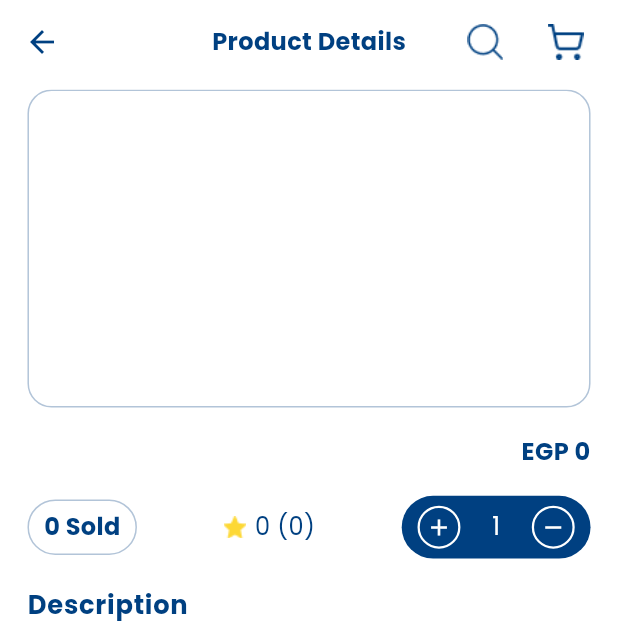
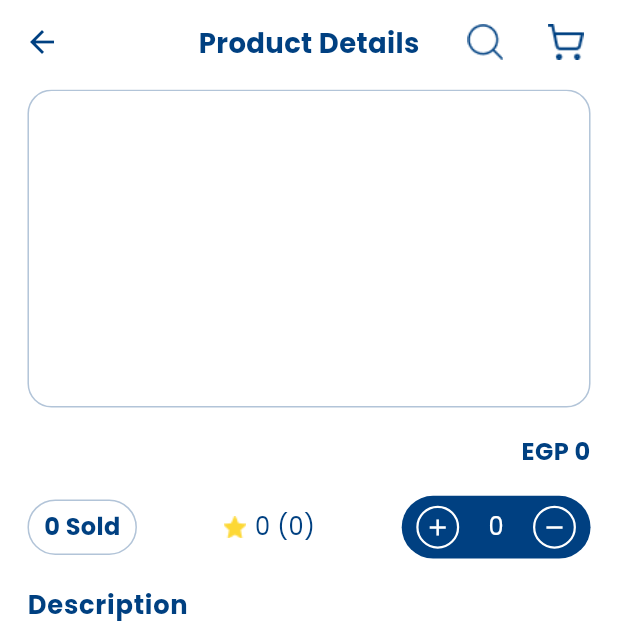
Before and after one commit to amrabdalsattar/ecommerce_app, a Flutter app: the ProductDetails screen opened directly with empty values, on a phone screen of 412 x 824 dp. Shown: the top 638 px of the screen. Run offline on Flutter 3.47's test engine with Material 3 defaults, Android fonts, the phone set to English and light mode, and no system bars; drawn by our look-alikes of carousel_slider, readmore, smooth_page_indicator; our stand-ins replace cached_network_image, dartz, dio, flutter_bloc, flutter_screenutil, fluttertoast and 4 more; accounts and stored records are empty.

Commit message:
- Edited showLoading Function - Finished Increment and Decrement Button - Finished Product Details - Added Cart Screen

```diff
--- a/lib/data/models/responses/products_responses/cart_response.dart
+++ b/lib/data/models/responses/products_responses/cart_response.dart
@@ -52,7 +52,7 @@ class CartProduct {
     price = json['price'];
   }
 
-  int? count;
+  num? count;
   String? id;
   ProductDM? product;
   int? price;
--- a/lib/main.dart
+++ b/lib/main.dart
@@ -8,6 +8,7 @@ import 'domain/di/di.dart';
 import 'presentation/screens/auth_screens/login_screen/login_screen.dart';
 import 'presentation/screens/auth_screens/register_screen/register_screen.dart';
 import 'presentation/screens/main_screen/main_screen.dart';
+import 'presentation/screens/main_screen/main_screen_components/cart/cart_screen.dart';
 import 'presentation/tabs/home_tab/home_tab_components/products/product_details.dart';
 import 'utils/app_themes.dart';
 
@@ -35,6 +36,7 @@ class ECommerceApp extends StatelessWidget {
           LoginScreen.routeName: (_) => const LoginScreen(),
           MainScreen.routeName: (_) => const MainScreen(),
           ProductDetails.routeName: (_) => const ProductDetails(),
+          CartScreen.routeName: (_) => const CartScreen(),
         },
         initialRoute: CacheData.getData(key: "token") == null
             ? LoginScreen.routeName
--- a/lib/presentation/shared_components/app_bars/inner_screens_app_bar.dart
+++ b/lib/presentation/shared_components/app_bars/inner_screens_app_bar.dart
@@ -4,23 +4,31 @@ import 'package:flutter/material.dart';
 import 'package:flutter_screenutil/flutter_screenutil.dart';
 
 class InnerScreensAppBar extends StatelessWidget {
-  const InnerScreensAppBar({super.key});
+  final bool isForCartScreen;
+  final String title;
+
+  const InnerScreensAppBar(
+      {super.key, this.isForCartScreen = false, required this.title});
 
   @override
   Widget build(BuildContext context) {
     return AppBar(
       title: Text(
-        "Product Details",
+        title,
         style: Theme.of(context)
             .textTheme
             .bodyMedium!
-            .copyWith(fontWeight: FontWeight.bold),
+            .copyWith(fontWeight: FontWeight.bold, fontSize: 16.sp),
       ),
       centerTitle: true,
       actions: [
-        const SearchIcon(size: 20,),
-        SizedBox(width: 20.w,),
-        const CartIcon(size: 20),
+        const SearchIcon(
+          size: 20,
+        ),
+        SizedBox(
+          width: 20.w,
+        ),
+        isForCartScreen ? Container() : const CartIcon(size: 20),
       ],
     );
   }
--- a/lib/presentation/shared_components/icons/cart_icon.dart
+++ b/lib/presentation/shared_components/icons/cart_icon.dart
@@ -1,3 +1,5 @@
+import 'package:ecommerce_app/presentation/screens/main_screen/main_screen_components/cart/cart_screen.dart';
+import 'package:ecommerce_app/utils/app_colors.dart';
 import 'package:flutter/material.dart';
 import 'package:flutter_screenutil/flutter_screenutil.dart';
 
@@ -11,6 +13,12 @@ class CartIcon extends StatelessWidget {
   Widget build(BuildContext context) {
     return Container(
         margin: EdgeInsets.only(right: 20.w),
-        child: Image.asset(AppAssets.cartIcon, height: size.h,));
+        child: InkWell(
+            onTap: (){
+              Navigator.pushNamed(context, CartScreen.routeName);
+            },
+            splashColor: AppColors.liteGrey,
+            borderRadius: BorderRadius.circular(10),
+            child: Image.asset(AppAssets.cartIcon, height: size.h,)));
   }
 }
--- a/lib/presentation/shared_components/increment_and_decrement_button.dart
+++ b/lib/presentation/shared_components/increment_and_decrement_button.dart
@@ -1,3 +1,5 @@
+import 'package:ecommerce_app/data/models/responses/products_responses/products_response.dart';
+import 'package:ecommerce_app/presentation/view_model/cart_view_model.dart';
 import 'package:ecommerce_app/presentation/view_model/product_view_models/product_details_view_model.dart';
 import 'package:ecommerce_app/utils/app_colors.dart';
 import 'package:flutter/material.dart';
@@ -5,7 +7,14 @@ import 'package:flutter_screenutil/flutter_screenutil.dart';
 
 class IncrementAndDecrementButton extends StatelessWidget {
   final ProductDetailsViewModel viewModel;
-  const IncrementAndDecrementButton({super.key, required this.viewModel});
+  final CartViewModel cartViewModel;
+  final ProductDM product;
+
+  const IncrementAndDecrementButton(
+      {super.key,
+      required this.viewModel,
+      required this.cartViewModel,
+      required this.product});
 
   @override
   Widget build(BuildContext context) {
@@ -18,15 +27,15 @@ class IncrementAndDecrementButton extends StatelessWidget {
         mainAxisAlignment: MainAxisAlignment.spaceAround,
         children: [
           GestureDetector(
-            onTap: (){
-              viewModel.increaseNumberOfItems();
+            onTap: () {
+              viewModel.increaseNumberOfItems(cartViewModel, product.id!);
             },
             child: Container(
               width: 25.sp,
               height: 25.sp,
               decoration: BoxDecoration(
                   border: Border.all(color: AppColors.white, width: 1.5),
-              borderRadius: BorderRadius.circular(20)),
+                  borderRadius: BorderRadius.circular(20)),
               child: const Icon(
                 Icons.add,
                 color: AppColors.white,
@@ -35,12 +44,12 @@ class IncrementAndDecrementButton extends StatelessWidget {
             ),
           ),
           Text(
-            "${viewModel.numberOfItems}",
+            "${cartViewModel.isInCart(product)?.count??0}",
             style: const TextStyle(color: AppColors.white),
           ),
           GestureDetector(
-            onTap: (){
-              viewModel.decreaseNumberOfItems();
+            onTap: () {
+              viewModel.decreaseNumberOfItems(cartViewModel, product.id!);
             },
             child: Container(
               width: 25.sp,
--- a/lib/presentation/tabs/home_tab/home_tab_components/products/product_details.dart
+++ b/lib/presentation/tabs/home_tab/home_tab_components/products/product_details.dart
@@ -3,8 +3,10 @@ import 'package:ecommerce_app/presentation/shared_components/app_bars/inner_scre
 import 'package:ecommerce_app/presentation/shared_components/buttons/methods_button.dart';
 import 'package:ecommerce_app/presentation/shared_components/increment_and_decrement_button.dart';
 import 'package:ecommerce_app/presentation/shared_components/slider_widget.dart';
+import 'package:ecommerce_app/presentation/view_model/cart_view_model.dart';
 import 'package:ecommerce_app/presentation/view_model/product_view_models/product_details_view_model.dart';
 import 'package:ecommerce_app/utils/app_colors.dart';
+import 'package:ecommerce_app/utils/dialog_utils.dart';
 import 'package:ecommerce_app/utils/ui_logic_functions.dart';
 import 'package:flutter/material.dart';
 import 'package:flutter_bloc/flutter_bloc.dart';
@@ -22,11 +24,12 @@ class ProductDetails extends StatelessWidget {
   @override
   Widget build(BuildContext context) {
     ProductDetailsViewModel viewModel = getIt<ProductDetailsViewModel>();
-    var args = ModalRoute.of(context)!.settings.arguments as ProductDM;
+    CartViewModel cartViewModel = BlocProvider.of(context);
+    var product = ModalRoute.of(context)!.settings.arguments as ProductDM;
     return Scaffold(
       appBar: PreferredSize(
         preferredSize: Size.fromHeight(50.h),
-        child: const InnerScreensAppBar(),
+        child: const InnerScreensAppBar(title: "Product Details",),
       ),
       body: BlocBuilder<ProductDetailsViewModel, dynamic>(
         bloc: viewModel,
@@ -41,7 +44,7 @@ class ProductDetails extends StatelessWidget {
                 child: ListView(
                   children: [
                     SliderWidget(
-                      images: args.images!,
+                      images: product.images!,
                       viewModel: viewModel,
                     ),
                     SizedBox(
@@ -53,7 +56,7 @@ class ProductDetails extends StatelessWidget {
                         Expanded(
                             flex: 7,
                             child: Text(
-                              args.title!,
+                              product.title!,
                               style: Theme.of(context)
                                   .textTheme
                                   .bodyMedium!
@@ -62,7 +65,7 @@ class ProductDetails extends StatelessWidget {
                         Expanded(
                             flex: 3,
                             child: Text(
-                              "EGP ${numbersFormat(args.price!)}",
+                              "EGP ${numbersFormat(product.price!)}",
                               style: Theme.of(context)
                                   .textTheme
                                   .bodyMedium!
@@ -84,7 +87,7 @@ class ProductDetails extends StatelessWidget {
                                 border: Border.all(color: AppColors.liteBlue),
                                 borderRadius: BorderRadius.circular(20)),
                             child: Text(
-                              "${numbersFormat(args.sold!)} Sold",
+                              "${numbersFormat(product.sold!)} Sold",
                               style: Theme.of(context)
                                   .textTheme
                                   .bodyMedium!
@@ -98,10 +101,16 @@ class ProductDetails extends StatelessWidget {
                               width: 5.w,
                             ),
                             Text(
-                                "${args.ratingsAverage!} (${args.ratingsQuantity})"),
+                                "${product.ratingsAverage!} (${product.ratingsQuantity})"),
                           ],
                         ),
-                        IncrementAndDecrementButton(viewModel: viewModel)
+                        Visibility(
+                            visible: cartViewModel.isInCart(product) == null,
+                            child: IncrementAndDecrementButton(
+                              viewModel: viewModel,
+                              cartViewModel: cartViewModel,
+                              product: product,
+                            ))
                       ],
                     ),
                     SizedBox(
@@ -114,7 +123,7 @@ class ProductDetails extends StatelessWidget {
                     SizedBox(
                       height: 8.h,
                     ),
-                    ReadMoreText("${args.description!}  ",
+                    ReadMoreText("${product.description!}  ",
                         trimMode: TrimMode.Line,
                         colorClickableText: AppColors.grey,
                         trimCollapsedText: "Show more",
@@ -136,7 +145,9 @@ class ProductDetails extends StatelessWidget {
                 child: Row(
                   mainAxisAlignment: MainAxisAlignment.spaceBetween,
                   children: [
-                    Column(
+                    BlocBuilder(
+                      bloc: cartViewModel,
+                      builder: (context, state) => Column(
                         mainAxisAlignment: MainAxisAlignment.center,
                         children: [
                           Text(
@@ -149,7 +160,7 @@ class ProductDetails extends StatelessWidget {
                                     fontWeight: FontWeight.w500),
                           ),
                           Text(
-                          "EGP ${numbersFormat(args.price! * viewModel.numberOfItems)}",
+                            "EGP ${numbersFormat(product.price! * (cartViewModel.isInCart(product)?.count ?? 0))}",
                             style: Theme.of(context)
                                 .textTheme
                                 .bodyMedium!
@@ -157,10 +168,26 @@ class ProductDetails extends StatelessWidget {
                           )
                         ],
                       ),
-                    MethodsButton(
-                        onPressed: () {},
+                    ),
+                    Container(
+                      child: cartViewModel.isInCart(product) != null
+                          ? SizedBox(
+                              width: MediaQuery.of(context).size.width * 0.4,
+                              height: MediaQuery.of(context).size.height * 0.06,
+                              child: IncrementAndDecrementButton(
+                                viewModel: viewModel,
+                                cartViewModel: cartViewModel,
+                                product: product,
+                              ))
+                          : MethodsButton(
+                              onPressed: () async {
+                                showLoading(context);
+                                await cartViewModel.addToCart(product.id!);
+                                Navigator.pop(context);
+                              },
                               title: "Add to cart",
-                        icon: Icons.add_shopping_cart)
+                              icon: Icons.add_shopping_cart),
+                    )
                   ],
                 ),
               )
--- a/lib/presentation/tabs/home_tab/home_tab_components/products/products_list.dart
+++ b/lib/presentation/tabs/home_tab/home_tab_components/products/products_list.dart
@@ -23,7 +23,7 @@ class ProductsList extends StatelessWidget {
               ProductDM product = products[index];
               return ProductWidget(
                 product: products[index],
-                isInCart: cartViewModel.isInCart(product),
+                isInCart: cartViewModel.isInCart(product) != null,
                 cartViewModel: cartViewModel,
                 heroTag: product.id!,
               );
--- a/lib/presentation/view_model/cart_view_model.dart
+++ b/lib/presentation/view_model/cart_view_model.dart
@@ -54,16 +54,16 @@ class CartViewModel extends Cubit<CartState> {
     });
   }
 
-  bool isInCart(ProductDM product) {
+  CartProduct? isInCart(ProductDM product) {
     if (cartDM != null && cartDM!.products != null) {
       var productsInCart = cartDM!.products!;
       for (int i = 0; i < productsInCart.length; i++) {
         if (product.id == productsInCart[i].product?.id) {
-          return true;
+          return productsInCart[i];
         }
       }
     }
-    return false;
+    return null;
   }
 
 
--- a/lib/utils/dialog_utils.dart
+++ b/lib/utils/dialog_utils.dart
@@ -8,7 +8,6 @@ void showLoading(BuildContext context) {
   showDialog(
       context: context,
       barrierDismissible: false,
-      barrierColor: AppColors.transparent,
       builder: (_) {
         return Container(
           padding: const EdgeInsets.all(10),
```
Also changed, not shown: lib/presentation/screens/main_screen/main_screen_components/cart/cart_item.dart (added, +10 -0 lines), lib/presentation/screens/main_screen/main_screen_components/cart/cart_screen.dart (added, +26 -0 lines), lib/presentation/view_model/product_view_models/product_details_view_model.dart (+7 -11 lines). Lines whose indentation alone changed are shown as unchanged.
